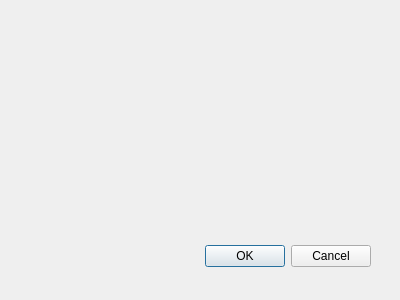
eliboa/NxNandManager, file NxNandManager/properties.ui: the form before one commit.
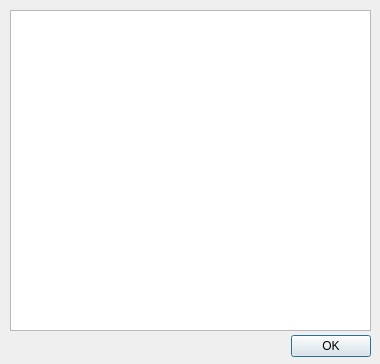
The form after the commit.

```diff
--- a/NxNandManager/properties.ui
+++ b/NxNandManager/properties.ui
@@ -1,34 +1,48 @@
-<ui version="4.0" >
- <author></author>
- <comment></comment>
- <exportmacro></exportmacro>
- <class>Dialog</class>
- <widget class="QDialog" name="Dialog" >
-  <property name="geometry" >
+<?xml version="1.0" encoding="UTF-8"?>
+<ui version="4.0">
+ <class>DialogProperties</class>
+ <widget class="QDialog" name="DialogProperties">
+  <property name="geometry">
    <rect>
     <x>0</x>
     <y>0</y>
-    <width>400</width>
-    <height>300</height>
+    <width>380</width>
+    <height>364</height>
    </rect>
   </property>
   <property name="windowTitle" >
    <string>Dialog</string>
   </property>
-  <widget class="QDialogButtonBox" name="buttonBox" >
-   <property name="geometry" >
+  <widget class="QDialogButtonBox" name="buttonBox">
+   <property name="geometry">
     <rect>
-     <x>30</x>
-     <y>240</y>
-     <width>341</width>
+     <x>10</x>
+     <y>330</y>
+     <width>361</width>
      <height>32</height>
     </rect>
    </property>
    <property name="orientation" >
     <enum>Qt::Horizontal</enum>
    </property>
-   <property name="standardButtons" >
-    <set>QDialogButtonBox::Cancel|QDialogButtonBox::Ok</set>
+   <property name="standardButtons">
+    <set>QDialogButtonBox::Ok</set>
+   </property>
+  </widget>
+  <widget class="QTableWidget" name="PropertiesTable">
+   <property name="geometry">
+    <rect>
+     <x>10</x>
+     <y>10</y>
+     <width>361</width>
+     <height>321</height>
+    </rect>
+   </property>
+   <property name="wordWrap">
+    <bool>false</bool>
+   </property>
+   <property name="cornerButtonEnabled">
+    <bool>false</bool>
    </property>
   </widget>
  </widget>
```
Left out of the diff: 17 changed lines with no effect on the pictures.
